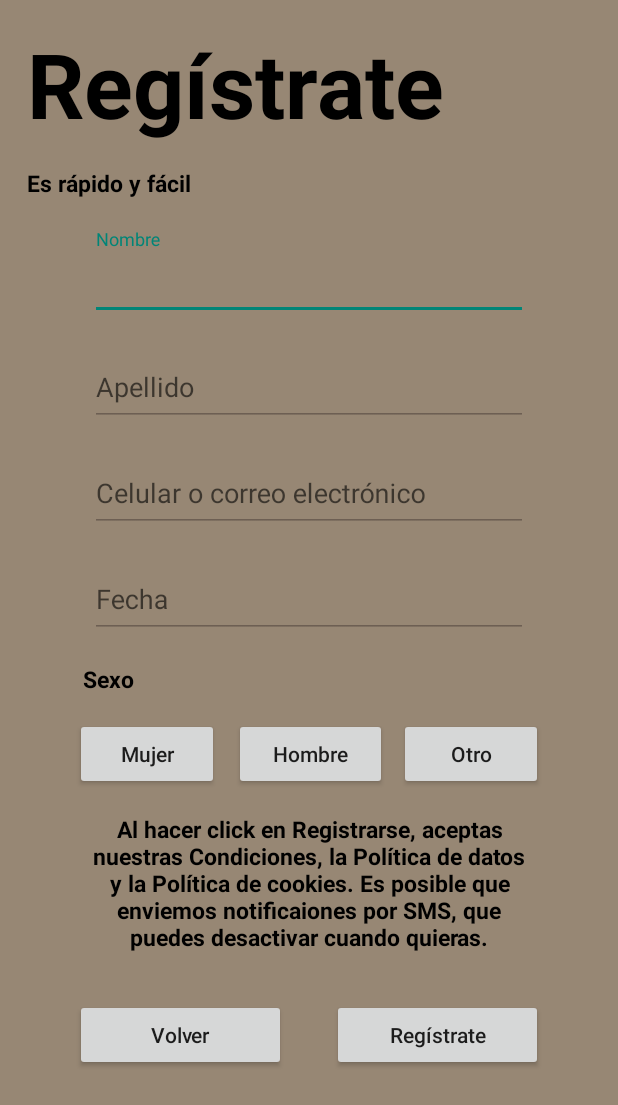
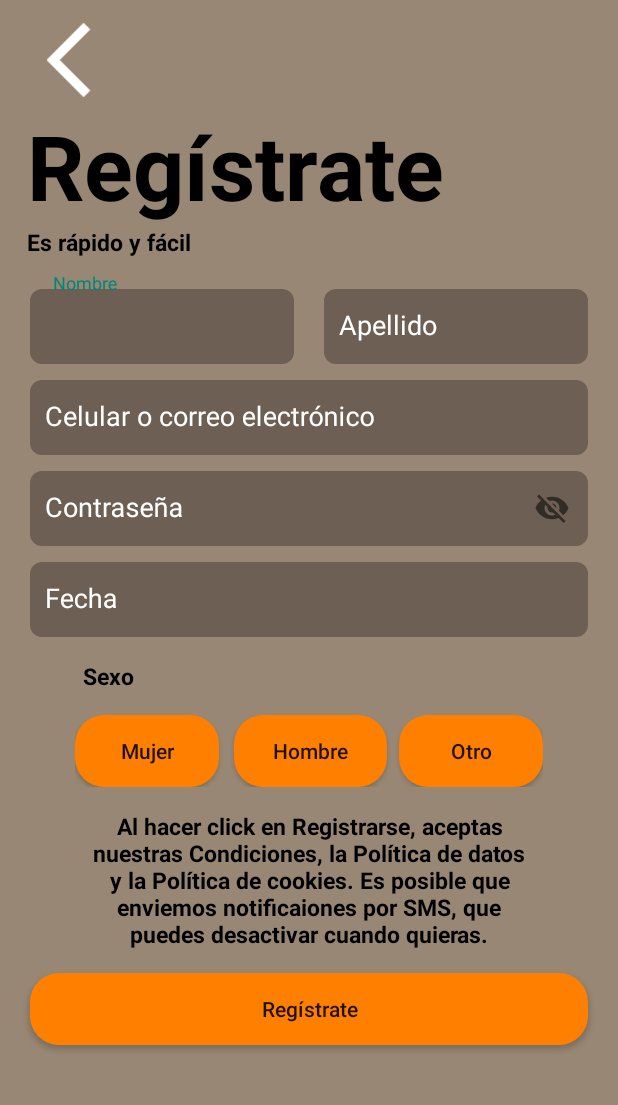
Before and after one commit to Rodrigo-Chavez/Yogues_Pet, an Android app: the layout activity_registrate.xml on its own in the app's theme, with its tools: preview values and no code run, on a phone screen of 412 x 824 dp. Shown: the top 1105 px of the screen. Run offline under Robolectric (Android 15) with nearby library versions, the phone set to English and light mode, and no system bars.

Commit message:
sebitas te carrea

```diff
--- a/app/src/main/res/layout/activity_registrate.xml
+++ b/app/src/main/res/layout/activity_registrate.xml
@@ -16,11 +16,19 @@
         tools:layout_editor_absoluteX="0dp"
         tools:layout_editor_absoluteY="16dp">
 
+        <ImageView
+            android:id="@+id/imgVolver"
+            android:layout_width="match_parent"
+            android:layout_height="60dp"
+            android:src="@drawable/ic_back"
+            android:layout_marginRight="300dp"
+            android:layout_marginLeft="10dp"
+            android:layout_marginTop="10dp"/>
+
         <TextView
             android:layout_width="match_parent"
             android:layout_height="wrap_content"
             android:layout_marginHorizontal="18dp"
-            android:layout_marginVertical="15dp"
             android:text="@string/Regis"
             android:textColor="@color/black"
             android:textSize="60dp"
@@ -30,77 +38,108 @@
             android:layout_width="match_parent"
             android:layout_height="wrap_content"
             android:layout_marginHorizontal="18dp"
-            android:layout_marginBottom="20dp"
+            android:layout_marginBottom="10dp"
             android:text="@string/txtRap"
             android:textColor="@color/black"
             android:textSize="15dp"
             android:textStyle="bold" />
 
+        <LinearLayout
+            android:layout_width="match_parent"
+            android:layout_height="wrap_content"
+            android:orientation="horizontal"
+            android:layout_marginLeft="20dp"
+            android:layout_marginRight="20dp">
+
             <com.google.android.material.textfield.TextInputLayout
                 android:layout_width="match_parent"
-            android:layout_height="wrap_content">
+                android:layout_height="match_parent"
+                android:textColorHint="@color/white"
+                android:layout_marginRight="10dp"
+                android:layout_weight="1">
 
                 <EditText
                     android:id="@+id/txtNombre"
                     android:layout_width="match_parent"
                     android:layout_height="50dp"
-                android:layout_marginHorizontal="60dp"
-                android:layout_marginVertical="10dp"
-                android:backgroundTint="@color/btnMarron"
+                    android:background="@drawable/edit_text_inicio_sesion"
                     android:hint="@string/txtNombre"
                     android:textAllCaps="false"
-                android:textColor="@color/white" />
+                    android:paddingLeft="15dp"/>
             </com.google.android.material.textfield.TextInputLayout>
 
             <com.google.android.material.textfield.TextInputLayout
                 android:layout_width="match_parent"
-            android:layout_height="wrap_content">
+                android:layout_height="match_parent"
+                android:textColorHint="@color/white"
+                android:layout_marginLeft="10dp"
+                android:layout_weight="1">
 
                 <EditText
                     android:id="@+id/txtApellido"
                     android:layout_width="match_parent"
                     android:layout_height="50dp"
-                android:layout_marginHorizontal="60dp"
-                android:layout_marginVertical="10dp"
-                android:backgroundTint="@color/btnMarron"
+                    android:background="@drawable/edit_text_inicio_sesion"
                     android:hint="@string/txtApellido"
                     android:textAllCaps="false"
-                android:textColor="@color/white" />
+                    android:paddingLeft="10dp"/>
+
             </com.google.android.material.textfield.TextInputLayout>
+        </LinearLayout>
 
         <com.google.android.material.textfield.TextInputLayout
             android:layout_width="match_parent"
-            android:layout_height="wrap_content">
+            android:layout_height="wrap_content"
+            android:textColorHint="@color/white"
+            android:layout_marginLeft="20dp"
+            android:layout_marginRight="20dp">
 
             <EditText
                 android:id="@+id/txtNumCorreo"
                 android:layout_width="match_parent"
                 android:layout_height="50dp"
-                android:layout_marginHorizontal="60dp"
-                android:layout_marginVertical="10dp"
-                android:backgroundTint="@color/btnMarron"
+                android:background="@drawable/edit_text_inicio_sesion"
                 android:hint="@string/txtNumCorreo"
                 android:textAllCaps="false"
-                android:textColor="@color/white" />
+                android:paddingLeft="10dp"/>
         </com.google.android.material.textfield.TextInputLayout>
 
         <com.google.android.material.textfield.TextInputLayout
             android:layout_width="match_parent"
-            android:layout_height="wrap_content">
+            android:layout_height="wrap_content"
+            android:textColorHint="@color/white"
+            android:layout_marginLeft="20dp"
+            android:layout_marginRight="20dp"
+            app:passwordToggleEnabled="true">
+
+            <EditText
+                android:id="@+id/editClave"
+                android:layout_width="match_parent"
+                android:layout_height="50dp"
+                android:background="@drawable/edit_text_inicio_sesion"
+                android:hint="@string/txtClave"
+                android:textAllCaps="false"
+                android:paddingLeft="10dp"/>
+        </com.google.android.material.textfield.TextInputLayout>
+
+        <com.google.android.material.textfield.TextInputLayout
+            android:layout_width="match_parent"
+            android:layout_height="wrap_content"
+            android:textColorHint="@color/white"
+            android:layout_marginLeft="20dp"
+            android:layout_marginRight="20dp">
 
             <EditText
                 android:id="@+id/cbxFechaNac"
                 android:layout_width="match_parent"
                 android:layout_height="50dp"
-                android:layout_marginHorizontal="60dp"
-                android:layout_marginVertical="1dp"
-                android:backgroundTint="@color/btnMarron"
                 android:clickable="true"
                 android:focusable="false"
+                android:background="@drawable/edit_text_inicio_sesion"
                 android:hint="@string/cbxFechaNac"
                 android:inputType="date"
                 android:textAllCaps="false"
-                android:textColor="@color/white" />
+                android:paddingLeft="10dp"/>
         </com.google.android.material.textfield.TextInputLayout>
 
         <TextView
@@ -123,6 +162,7 @@
                 android:layout_width="match_parent"
                 android:layout_height="wrap_content"
                 android:layout_marginRight="8dp"
+                android:background="@drawable/edit_button"
                 android:text="Mujer"
                 android:textAllCaps="false"
                 android:layout_weight="1"/>
@@ -131,6 +171,7 @@
                 android:layout_width="match_parent"
                 android:layout_height="wrap_content"
                 android:layout_marginLeft="2dp"
+                android:background="@drawable/edit_button"
                 android:text="Hombre"
                 android:textAllCaps="false"
                 android:layout_weight="1"/>
@@ -140,6 +181,7 @@
                 android:layout_width="match_parent"
                 android:layout_height="wrap_content"
                 android:layout_marginLeft="8dp"
+                android:background="@drawable/edit_button"
                 android:text="Otro"
                 android:textAllCaps="false"
                 android:layout_weight="1"/>
@@ -158,29 +200,16 @@
             android:textSize="15dp"
             android:textStyle="bold" />
 
-        <LinearLayout
-            android:layout_width="match_parent"
-            android:layout_height="wrap_content"
-            android:layout_marginHorizontal="50dp"
-            android:layout_marginVertical="15dp"
-            android:orientation="horizontal">
-            <Button
-                android:id="@+id/irBienvenida"
-                android:layout_width="match_parent"
-                android:layout_height="wrap_content"
-                android:layout_marginRight="15dp"
-                android:text="@string/volver_Bienvenida"
-                android:textAllCaps="false"
-                android:layout_weight="1"/>
+
         <Button
             android:id="@+id/foto"
             android:layout_width="match_parent"
             android:layout_height="wrap_content"
-                android:layout_marginLeft="15dp"
+            android:layout_marginLeft="20dp"
+            android:layout_marginRight="20dp"
+            android:background="@drawable/edit_button"
             android:text="@string/Regis"
-                android:textAllCaps="false"
-                android:layout_weight="1"/>
-        </LinearLayout>
+            android:textAllCaps="false" />
 
     </LinearLayout>
 
--- a/app/src/main/res/values/strings.xml
+++ b/app/src/main/res/values/strings.xml
@@ -49,6 +49,7 @@
     <string name="btnMujer">Mujer</string>
     <string name="btnHombre">Hombre</string>
     <string name="btnPersonalizado">Personalizado</string>
+    <string name="txtClave">Contraseña</string>
     <string name="txtAlHacer">Al hacer click en "Registrarse", aceptas nuestras Condiciones, la Política de datos y la Política de cookies. Es posible que enviemos notificaiones por SMS, que puedes desactivar cuando quieras.</string>
 
     <!-- Pestaña de Editar Perfil -->
```
Lines whose indentation alone changed are shown as unchanged.
